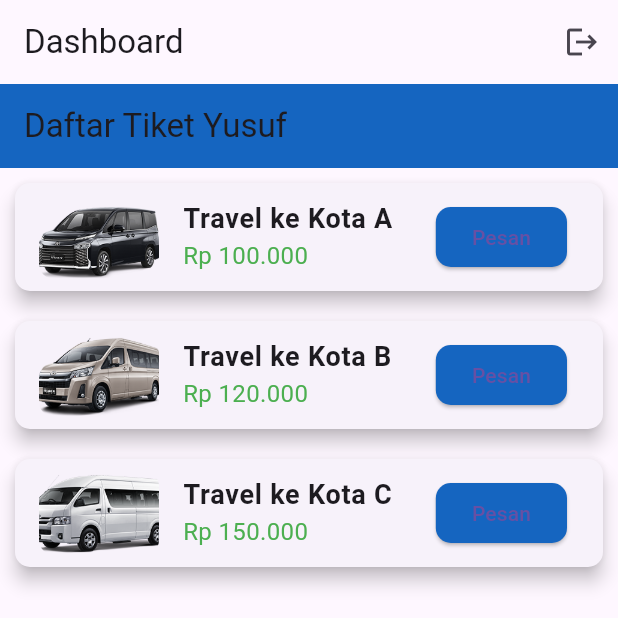
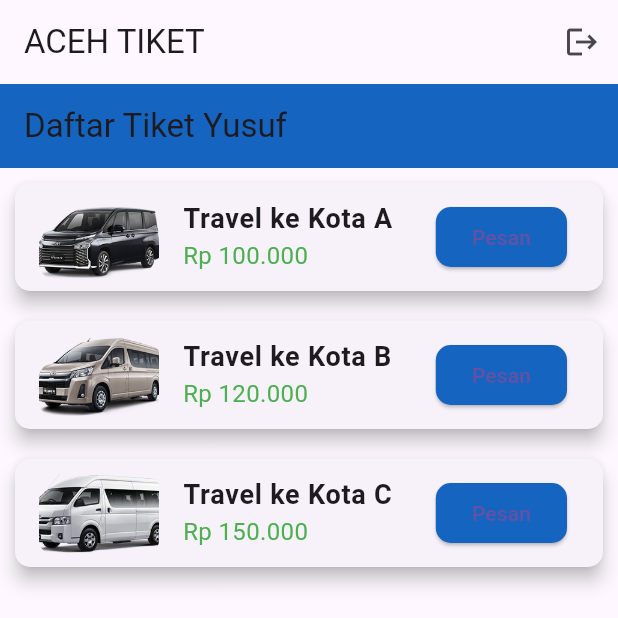
Before and after one commit to TEUNGKU-ZULKIFLI/ACEH_TICKET_TRAVEL_CAR, a Flutter app: the BottomNavPage screen opened directly, on a phone screen of 412 x 824 dp, the top half of it. Run offline on Flutter 3.47's test engine with Material 3 defaults, Android fonts, the light colour scheme and no system bars.

Commit message:
mengubah kata sandi menjadi 1 dan user 1

```diff
--- a/lib/bottom_nav_page.dart
+++ b/lib/bottom_nav_page.dart
@@ -28,7 +28,7 @@ class _BottomNavPageState extends State<BottomNavPage> {
   Widget build(BuildContext context) {
     return Scaffold(
       appBar: AppBar(
-        title: Text('Dashboard'),
+        title: Text('ACEH TIKET'),
         actions: [
           IconButton(
             icon: Icon(Icons.logout),
--- a/lib/login_page.dart
+++ b/lib/login_page.dart
@@ -18,7 +18,7 @@ class _LoginPageState extends State<LoginPage> {
       String password = _passwordController.text;
 
       // Simulasi autentikasi
-      if (username == 'admin' && password == '1') {
+      if (username == '1' && password == '1') {
         Navigator.pushReplacement(
           context,
           MaterialPageRoute(builder: (context) => BottomNavPage()),
```
